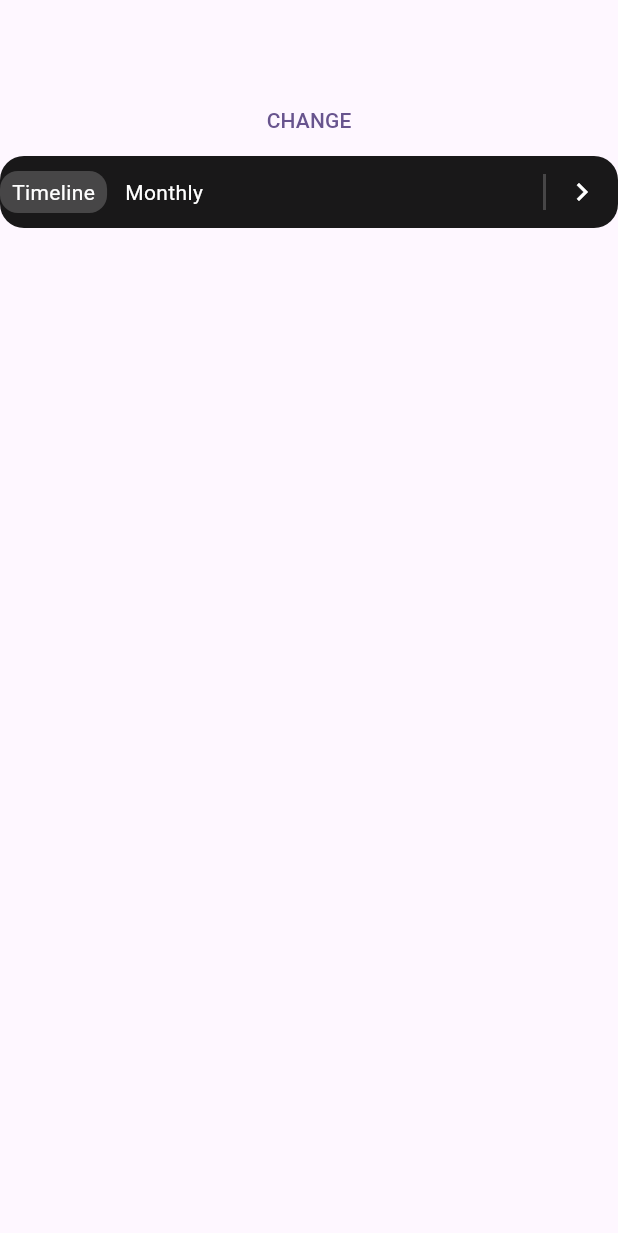
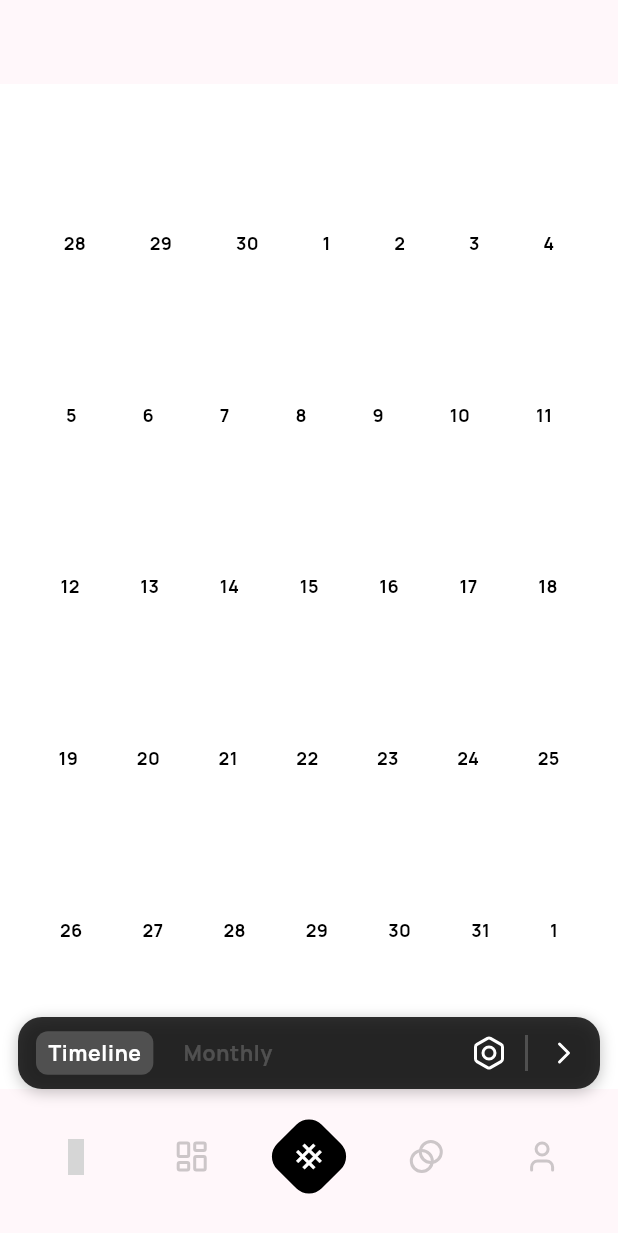
Before and after one commit to ChromiumIV/aholic-revamp, a Flutter app: the screen it shows after launch, on a phone screen of 412 x 824 dp. Shown: the top 1233 px of the screen. Run offline on Flutter 3.47's test engine with Material 3 defaults, Android fonts, the phone set to English and light mode, and no system bars; our stand-ins replace freezed_annotation, go_router, google_fonts, lucide_icons_flutter; grey boxes are pictures that could not be loaded.

Commit message:
feat: implement scaffold

```diff
--- a/lib/presentation/pages/home_page.dart
+++ b/lib/presentation/pages/home_page.dart
@@ -1,4 +1,10 @@
+import 'dart:math' as math;
+
+import 'package:aholic/presentation/theme/ahl_colors.dart';
 import 'package:aholic/presentation/widgets/ahl_action_bar.dart';
+import 'package:aholic/presentation/widgets/ahl_bottom_navigation_bar.dart';
+import 'package:aholic/presentation/widgets/ahl_calendar.dart';
+import 'package:aholic/presentation/widgets/ahl_icon_button.dart';
 import 'package:aholic/presentation/widgets/ahl_scaffold.dart';
 import 'package:aholic/presentation/widgets/ahl_tab_layout.dart';
 import 'package:aholic/presentation/widgets/ahl_text.dart';
@@ -6,6 +12,7 @@ import 'package:flutter/material.dart';
 import 'dart:math';
 
 import 'package:go_router/go_router.dart';
+import 'package:lucide_icons_flutter/lucide_icons.dart';
 
 class HomePage extends StatefulWidget {
   const HomePage({super.key});
@@ -46,35 +53,73 @@ class _HomePageState extends State<HomePage> {
     // fast, so that you can just rebuild anything that needs updating rather
     // than having to individually change instances of widgets.
     return AhlScaffold(
-      body: Column(
-        children: [
-          TextButton(
-            onPressed: () => {
-              context.go("/timeline/edit"),
-
-              // setState(() {
-              //   var random = Random();
-              //   randomString = generateRandomString(random.nextInt(30));
-              //   debugPrint(randomString);
-              // }),
-            },
-            child: Text("CHANGE"),
-          ),
-          AhlActionBar(
-            leadingWidgetBuilder: (context) {
-              return AhlTabLayout(
-                mode: TabLayoutMode.dark,
-                items: [
-                  TabItem(title: "Timeline"),
-                  TabItem(title: "Monthly"),
-                ],
+      body: AhlCalendar(),
+      actionBar: _buildActionBar(context),
+      bottomNavigationBar: AhlBottomNavigationBar(
+        items: [
+          BottomNavigationItem(icon: LucideIcons.rows2500),
+          BottomNavigationItem(icon: LucideIcons.layoutDashboard500),
+          BottomNavigationItem(
+            builder: (context, isActive) {
+              return Transform.rotate(
+                angle: math.pi / 4,
+                child: SizedBox(
+                  width: 42.0,
+                  height: 42.0,
+                  child: Container(
+                    decoration: BoxDecoration(
+                      color: Colors.black,
+                      borderRadius: BorderRadius.circular(12.0),
+                    ),
+                    child: Icon(Icons.grid_3x3, color: Colors.white),
+                  ),
+                ),
               );
             },
-            trailingIcon: Icons.chevron_right,
           ),
+          BottomNavigationItem(icon: LucideIcons.blend500),
+          BottomNavigationItem(icon: LucideIcons.user500),
         ],
       ),
-      actionBar: Container(),
+    );
+  }
+
+  Widget _buildActionBar(BuildContext context) {
+    return AhlActionBar(
+      leadingWidgetBuilder: (context) {
+        return Expanded(
+          child: Row(
+            children: [
+              Padding(
+                padding: const EdgeInsets.symmetric(horizontal: 12.0),
+                child: AhlTabLayout(
+                  initialIndex: 0,
+                  mode: TabLayoutMode.dark,
+                  items: [
+                    TabItem(
+                      title: "Timeline",
+                      titleColor: Colors.white,
+                      inactiveTitleColor: AhlColors.transWhite20,
+                    ),
+                    TabItem(
+                      title: "Monthly",
+                      titleColor: Colors.white,
+                      inactiveTitleColor: AhlColors.transWhite20,
+                    ),
+                  ],
+                ),
+              ),
+              Spacer(),
+              AhlIconButton(
+                LucideIcons.bolt400,
+                iconColor: Colors.white,
+                hoveredIconColor: Colors.white,
+              ),
+            ],
+          ),
+        );
+      },
+      trailingIcon: LucideIcons.chevronRight400,
     );
   }
 }
--- a/lib/presentation/theme/ahl_colors.dart
+++ b/lib/presentation/theme/ahl_colors.dart
@@ -2,8 +2,10 @@ import 'package:flutter/material.dart';
 
 class AhlColors {
   static const Color transBlack90 = Color.fromARGB(230, 0, 0, 0);
+  static const Color transBlack81 = Color.fromARGB(207, 0, 0, 0);
   static const Color transBlack50 = Color.fromARGB(128, 0, 0, 0);
   static const Color transBlack30 = Color.fromARGB(77, 0, 0, 0);
+  static const Color transBlack20 = Color.fromARGB(51, 0, 0, 0);
   static const Color transBlack12 = Color.fromARGB(31, 0, 0, 0);
   static const Color transBlack08 = Color.fromARGB(20, 0, 0, 0);
 
--- a/lib/presentation/theme/ahl_theme.dart
+++ b/lib/presentation/theme/ahl_theme.dart
@@ -1,4 +1,5 @@
 import 'package:flutter/material.dart';
+import 'package:google_fonts/google_fonts.dart';
 
 final ahlTheme = ThemeData(
   // Define the default brightness and colors.
@@ -9,36 +10,33 @@ final ahlTheme = ThemeData(
 
   // Define the default `TextTheme`. Use this to specify the default
   // text styling for headlines, titles, bodies of text, and more.
-  textTheme: TextTheme(
+  textTheme: GoogleFonts.manropeTextTheme(
+    TextTheme(
       headlineLarge: const TextStyle(
         color: Colors.black,
         fontSize: 24,
-      fontFamily: 'Manrope',
         fontWeight: FontWeight.w700,
       ),
       headlineMedium: const TextStyle(
         color: Colors.black,
         fontSize: 21,
-      fontFamily: 'Manrope',
         fontWeight: FontWeight.w700,
       ),
       bodyLarge: const TextStyle(
         color: Colors.black,
         fontSize: 14,
-      fontFamily: 'Manrope',
         fontWeight: FontWeight.w700,
       ),
       bodyMedium: const TextStyle(
         color: Colors.black,
         fontSize: 12,
-      fontFamily: 'Manrope',
         fontWeight: FontWeight.w700,
       ),
       bodySmall: const TextStyle(
         color: Colors.black,
         fontSize: 9,
-      fontFamily: 'Manrope',
         fontWeight: FontWeight.w700,
       ),
     ),
+  ),
 );
--- a/lib/presentation/widgets/ahl_action_bar.dart
+++ b/lib/presentation/widgets/ahl_action_bar.dart
@@ -23,14 +23,25 @@ class AhlActionBar extends StatelessWidget {
   Widget build(BuildContext context) {
     return Hero(
       tag: "ahl_action_bar",
+      child: Padding(
+        padding: const EdgeInsets.symmetric(horizontal: 12.0),
         child: AnimatedContainer(
           duration: const Duration(milliseconds: 300),
           decoration: BoxDecoration(
             borderRadius: BorderRadius.all(Radius.circular(16)),
-          color: AhlColors.transBlack90,
+            color: AhlColors.transBlack81,
+            boxShadow: [
+              BoxShadow(
+                color: Color(0x3F000000),
+                blurRadius: 8,
+                offset: Offset(0, 2),
+                spreadRadius: 0,
+              ),
+            ],
           ),
           clipBehavior: Clip.antiAlias,
           child: IntrinsicHeight(child: Row(children: _buildChildren(context))),
+        ),
       ),
     );
   }
@@ -41,9 +52,9 @@ class AhlActionBar extends StatelessWidget {
     final lwb = leadingWidgetBuilder;
     if (lwb != null) {
       children.add(lwb(context));
+    } else {
+      children.add(Expanded(child: Container()));
     }
-
-    children.add(Expanded(child: Container()));
 
     final ticn = trailingIcon;
     if (ticn != null) {
--- a/lib/presentation/widgets/ahl_app.dart
+++ b/lib/presentation/widgets/ahl_app.dart
@@ -1,4 +1,7 @@
+import 'dart:ui';
+
 import 'package:aholic/presentation/routing/router.dart';
+import 'package:aholic/presentation/theme/ahl_theme.dart';
 import 'package:flutter/material.dart';
 
 class AhlApp extends StatelessWidget {
@@ -9,26 +12,18 @@ class AhlApp extends StatelessWidget {
   Widget build(BuildContext context) {
     return MaterialApp.router(
       title: 'Aholic',
-      theme: ThemeData(
-        // This is the theme of your application.
-        //
-        // TRY THIS: Try running your application with "flutter run". You'll see
-        // the application has a purple toolbar. Then, without quitting the app,
-        // try changing the seedColor in the colorScheme below to Colors.green
-        // and then invoke "hot reload" (save your changes or press the "hot
-        // reload" button in a Flutter-supported IDE, or press "r" if you used
-        // the command line to start the app).
-        //
-        // Notice that the counter didn't reset back to zero; the application
-        // state is not lost during the reload. To reset the state, use hot
-        // restart instead.
-        //
-        // This works for code too, not just values: Most code changes can be
-        // tested with just a hot reload.
-        colorScheme: ColorScheme.fromSeed(seedColor: Colors.deepPurple),
-      ),
+      theme: ahlTheme,
       routerConfig: router,
       debugShowCheckedModeBanner: false,
+      scrollBehavior: AppScrollBehavior(),
     );
   }
 }
+
+class AppScrollBehavior extends MaterialScrollBehavior {
+  @override
+  Set<PointerDeviceKind> get dragDevices => {
+    PointerDeviceKind.touch,
+    PointerDeviceKind.mouse,
+  };
+}
--- /dev/null
+++ b/lib/presentation/widgets/ahl_bottom_navigation_bar.dart
@@ -0,0 +1,90 @@
+import 'package:aholic/presentation/theme/ahl_colors.dart';
+import 'package:aholic/presentation/widgets/ahl_icon_button.dart';
+import 'package:flutter/material.dart';
+import 'package:freezed_annotation/freezed_annotation.dart';
+
+part 'ahl_bottom_navigation_bar.freezed.dart';
+
+typedef BottomNavigationItemBuilder =
+    Widget Function(BuildContext context, bool isActive);
+
+@freezed
+abstract class BottomNavigationItem with _$BottomNavigationItem {
+  @Assert(
+    'icon != null || builder != null',
+    'icon or builder must either be non-null',
+  )
+  const factory BottomNavigationItem({
+    IconData? icon,
+    BottomNavigationItemBuilder? builder,
+    @Default(Colors.black) Color iconColor,
+    @Default(AhlColors.transBlack20) Color inactiveIconColor,
+  }) = _BottomNavigationItem;
+}
+
+class AhlBottomNavigationBar extends StatefulWidget {
+  const AhlBottomNavigationBar({
+    super.key,
+    required this.items,
+    this.initialIndex = 0,
+  });
+
+  final List<BottomNavigationItem> items;
+  final int initialIndex;
+
+  @override
+  State<AhlBottomNavigationBar> createState() => _AhlBottomNavigationBarState();
+}
+
+class _AhlBottomNavigationBarState extends State<AhlBottomNavigationBar> {
+  BottomNavigationItem? _selectedItem;
+
+  @override
+  void initState() {
+    _selectedItem = widget.items.elementAtOrNull(widget.initialIndex);
+    super.initState();
+  }
+
+  @override
+  Widget build(BuildContext context) {
+    return Padding(
+      padding: const EdgeInsets.only(
+        top: 24.0,
+        bottom: 32.0,
+        left: 12.0,
+        right: 12.0,
+      ),
+      child: Row(
+        mainAxisAlignment: MainAxisAlignment.spaceAround,
+        children: widget.items.map((i) => _buildItem(context, i)).toList(),
+      ),
+    );
+  }
+
+  Widget _buildItem(BuildContext context, BottomNavigationItem item) {
+    final isSelected = _selectedItem == item;
+
+    final icon = item.icon;
+    if (icon != null) {
+      return GestureDetector(
+        onTap: () => {
+          setState(() {
+            _selectedItem = item;
+          }),
+        },
+        child: Container(
+          decoration: BoxDecoration(borderRadius: BorderRadius.circular(999.0)),
+          child: Padding(
+            padding: const EdgeInsets.all(8.0),
+            child: Icon(
+              icon,
+              color: isSelected ? item.iconColor : item.inactiveIconColor,
+            ),
+          ),
+        ),
+      );
+    }
+
+    return item.builder?.call(context, isSelected) ?? Container();
+  }
+}
--- /dev/null
+++ b/lib/presentation/widgets/ahl_calendar.dart
@@ -0,0 +1,83 @@
+import 'package:flutter/material.dart';
+
+class AhlCalendar extends StatelessWidget {
+  AhlCalendar({super.key});
+
+  final controller = PageController(initialPage: 1001);
+
+  @override
+  Widget build(BuildContext context) {
+    return PageView.builder(
+      itemCount: 2001,
+      controller: controller,
+      itemBuilder: (context, index) {
+        int offset = index - 1001;
+        DateTime now = DateTime.now();
+        DateTime current = DateTime(now.year, now.month + offset, 1);
+
+        return _buildMonthView(context, current);
+      },
+    );
+  }
+
+  Widget _buildMonthView(BuildContext context, DateTime month) {
+    final columns = <Widget>[];
+
+    // build the first week possibly with days in previous month
+    var rows = <Widget>[];
+    var i = month.weekday == DateTime.sunday ? 0 : month.weekday;
+
+    while (i > 0) {
+      rows.add(_buildDayView(context, month.add(Duration(days: -1 * i))));
+      i--;
+    }
+
+    for (var j = 0; j <= DateTime(month.year, month.month, 0).day; j++) {
+      if (rows.length == 7) {
+        columns.add(_buildWeekView(context, rows));
+        rows = <Widget>[];
+      }
+
+      rows.add(_buildDayView(context, month.add(Duration(days: j))));
+    }
+
+    // build the last week possibly with days in the next month
+    var k = rows.length;
+
+    while (k < 7) {
+      rows.add(
+        _buildDayView(
+          context,
+          DateTime(
+            month.year,
+            month.month,
+            0,
+          ).add(Duration(days: k - rows.length + 1)),
+        ),
+      );
+
+      k++;
+    }
+
+    columns.add(_buildWeekView(context, rows));
+
+    return Container(
+      child: Column(
+        mainAxisAlignment: MainAxisAlignment.spaceEvenly,
+        children: columns,
+      ),
+      color: Colors.white,
+    );
+  }
+
+  Widget _buildWeekView(BuildContext context, List<Widget> dayViews) {
+    return Row(
+      mainAxisAlignment: MainAxisAlignment.spaceEvenly,
+      children: dayViews,
+    );
+  }
+
+  Widget _buildDayView(BuildContext context, DateTime day) {
+    return Text(day.day.toString());
+  }
+}
--- a/lib/presentation/widgets/ahl_tab_layout.dart
+++ b/lib/presentation/widgets/ahl_tab_layout.dart
@@ -15,6 +15,7 @@ abstract class TabItem with _$TabItem {
   const factory TabItem({
     required String title,
     @Default(Colors.black) Color titleColor,
+    @Default(AhlColors.transBlack50) Color inactiveTitleColor,
     Icon? icon,
   }) = _TabItem;
 }
@@ -50,50 +51,37 @@ class _AhlTabLayoutState extends State<AhlTabLayout> {
 
   @override
   Widget build(BuildContext context) {
-    return Row(children: widget.items.map((i) => _buildItem(i)).toList());
+    return Row(
+      children: widget.items.map((i) => _buildItem(context, i)).toList(),
+    );
   }
 
-  Widget _buildItem(TabItem item) {
-    if (_selectedItem == item) {
-      return Container(
+  Widget _buildItem(BuildContext context, TabItem item) {
+    final isSelected = _selectedItem == item;
+
+    return Padding(
+      padding: const EdgeInsets.only(right: 12.0),
+      child: GestureDetector(
+        onTap: () {
+          if (!isSelected) {
+            setState(() {
+              _selectedItem = item;
+            });
+            widget.onSelected?.call(item);
+          }
+        },
+        child: Container(
           decoration: BoxDecoration(
-          borderRadius: BorderRadius.circular(12.0),
-          color: AhlColors.transWhite20,
+            borderRadius: BorderRadius.circular(8.0),
+            color: isSelected ? AhlColors.transWhite20 : Colors.transparent,
           ),
           child: Padding(
             padding: const EdgeInsets.symmetric(vertical: 4.0, horizontal: 8.0),
             child: Text(
               item.title,
-            style: TextStyle(
-              color: widget.mode == TabLayoutMode.dark
-                  ? Colors.white
-                  : Colors.black,
+              style: Theme.of(context).textTheme.bodyLarge?.copyWith(
+                color: isSelected ? item.titleColor : item.inactiveTitleColor,
               ),
-          ),
-        ),
-      );
-    }
-
-    return GestureDetector(
-      onTap: () {
-        setState(() {
-          _selectedItem = item;
-        });
-        widget.onSelected?.call(item);
-      },
-      child: Container(
-        decoration: BoxDecoration(
-          borderRadius: BorderRadius.circular(12.0),
-          color: Colors.transparent,
-        ),
-        child: Padding(
-          padding: const EdgeInsets.all(12.0),
-          child: Text(
-            item.title,
-            style: TextStyle(
-              color: widget.mode == TabLayoutMode.dark
-                  ? Colors.white
-                  : Colors.black,
             ),
           ),
         ),
--- a/pubspec.yaml
+++ b/pubspec.yaml
@@ -39,6 +39,8 @@ dependencies:
   build_runner: ^2.8.0
   easy_localization: ^3.0.8
   go_router: ^16.2.4
+  lucide_icons_flutter: ^3.1.2
+  google_fonts: ^6.3.2
 
 dev_dependencies:
   flutter_test:
```
Also changed, not shown: lib/presentation/widgets/ahl_bottom_navigation_bar.freezed.dart (added), lib/presentation/widgets/ahl_tab_layout.freezed.dart, pubspec.lock, 1 other file. Lines whose indentation alone changed are shown as unchanged.
